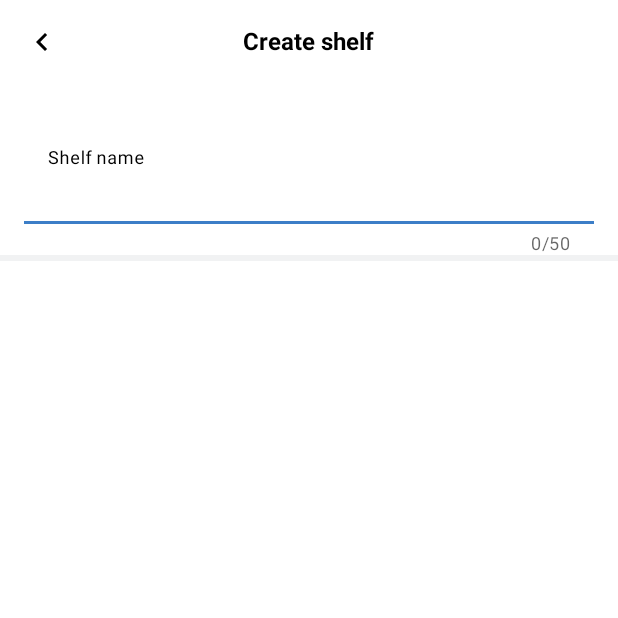
After one commit to ThanHteikAung/the-libary-app, an Android app: the CreateShelvesActivity screen opened directly, with no data from a screen before it, on a phone screen of 412 x 824 dp, the top half of it. The commit adds this screen. Run offline under Robolectric (Android 15) with nearby library versions, the phone set to English and light mode, and no system bars.

Commit message:
add Create Shelves Activity

```diff
--- /dev/null
+++ b/app/src/main/java/com/tha/thelibrary/activities/CreateShelvesActivity.kt
@@ -0,0 +1,65 @@
+package com.tha.thelibrary.activities
+
+import android.content.Context
+import android.content.Intent
+import android.os.Bundle
+import android.util.Log
+import android.view.KeyEvent
+import android.view.inputmethod.EditorInfo
+import android.view.inputmethod.InputMethodManager
+import androidx.appcompat.app.AppCompatActivity
+import androidx.lifecycle.ViewModelProvider
+import com.tha.thelibrary.R
+import com.tha.thelibrary.fragments.YourShelvesFragment
+import com.tha.thelibrary.mvp.presenters.CreateShelvesPresenter
+import com.tha.thelibrary.mvp.presenters.CreateShelvesPresenterImpl
+import com.tha.thelibrary.mvp.views.CreateShelvesView
+import kotlinx.android.synthetic.main.activity_create_shelves.*
+
+class CreateShelvesActivity : AppCompatActivity(), CreateShelvesView {
+
+    private lateinit var mPresenter: CreateShelvesPresenter
+    private lateinit var mYourShelvesFragment: YourShelvesFragment
+
+    companion object {
+        fun newIntent(context: Context): Intent {
+            return Intent(context, CreateShelvesActivity::class.java)
+        }
+    }
+
+    override fun onCreate(savedInstanceState: Bundle?) {
+        super.onCreate(savedInstanceState)
+        setContentView(R.layout.activity_create_shelves)
+        val inputMethodManager =
+            this.getSystemService(Context.INPUT_METHOD_SERVICE) as InputMethodManager
+        inputMethodManager.showSoftInput(edtCreateShelf, InputMethodManager.SHOW_IMPLICIT)
+        setUpPresenter()
+        setUpListener()
+
+    }
+
+    private fun setUpPresenter() {
+        mPresenter = ViewModelProvider(this)[CreateShelvesPresenterImpl::class.java]
+        mPresenter.initView(this)
+    }
+
+    private fun setUpListener() {
+        edtCreateShelf.setOnEditorActionListener { _, actionId, event ->
+            if ((event != null && (event.keyCode == KeyEvent.KEYCODE_ENTER)) || (actionId == EditorInfo.IME_ACTION_DONE)) {
+                Log.i("Check Done", "Enter pressed")
+            }
+            false
+        }
+
+        btnBack.setOnClickListener {
+            mPresenter.onTapBack()
+        }
+
+    }
+
+    override fun showShelvesDataList() {
+        finish()
+    }
+
+
+}
--- /dev/null
+++ b/app/src/main/java/com/tha/thelibrary/mvp/presenters/CreateShelvesPresenter.kt
@@ -0,0 +1,8 @@
+package com.tha.thelibrary.mvp.presenters
+
+import com.tha.thelibrary.mvp.views.CreateShelvesView
+
+interface CreateShelvesPresenter {
+    fun initView(view: CreateShelvesView)
+    fun onTapBack()
+}
--- /dev/null
+++ b/app/src/main/java/com/tha/thelibrary/mvp/presenters/CreateShelvesPresenterImpl.kt
@@ -0,0 +1,15 @@
+package com.tha.thelibrary.mvp.presenters
+
+import androidx.lifecycle.ViewModel
+import com.tha.thelibrary.mvp.views.CreateShelvesView
+
+class CreateShelvesPresenterImpl : ViewModel(), CreateShelvesPresenter {
+    private lateinit var mView: CreateShelvesView
+    override fun initView(view: CreateShelvesView) {
+        mView = view
+    }
+
+    override fun onTapBack() {
+        mView.showShelvesDataList()
+    }
+}
--- /dev/null
+++ b/app/src/main/java/com/tha/thelibrary/mvp/views/CreateShelvesView.kt
@@ -0,0 +1,5 @@
+package com.tha.thelibrary.mvp.views
+
+interface CreateShelvesView {
+    fun showShelvesDataList()
+}
--- /dev/null
+++ b/app/src/main/java/com/tha/thelibrary/mvp/views/ShelvesView.kt
@@ -0,0 +1,6 @@
+package com.tha.thelibrary.mvp.views
+
+interface ShelvesView {
+    fun onShowCreateShelves()
+
+}
--- /dev/null
+++ b/app/src/main/res/color/edit_txt_line_color.xml
@@ -0,0 +1,7 @@
+<?xml version="1.0" encoding="utf-8"?>
+<selector xmlns:android="http://schemas.android.com/apk/res/android">
+    <item android:color="@color/tabIndicatorColor" android:state_focused="true" />
+    <item android:alpha="0.87" android:color="@android:color/black" android:state_hovered="true" />
+    <item android:alpha="0.12" android:color="@android:color/black" android:state_enabled="false" />
+    <item android:alpha="0.38" android:color="@android:color/black" />
+</selector>
--- /dev/null
+++ b/app/src/main/res/drawable/custom_cursor_drawable.xml
@@ -0,0 +1,6 @@
+<?xml version="1.0" encoding="utf-8"?>
+<shape xmlns:android="http://schemas.android.com/apk/res/android"
+    android:shape="rectangle">
+    <size android:width="1dp" />
+    <solid android:color="@android:color/black" />
+</shape>
--- /dev/null
+++ b/app/src/main/res/layout/activity_create_shelves.xml
@@ -0,0 +1,62 @@
+<?xml version="1.0" encoding="utf-8"?>
+<RelativeLayout xmlns:android="http://schemas.android.com/apk/res/android"
+    xmlns:app="http://schemas.android.com/apk/res-auto"
+    xmlns:tools="http://schemas.android.com/tools"
+    android:layout_width="match_parent"
+    android:layout_height="match_parent"
+    tools:context=".activities.CreateShelvesActivity">
+
+    <androidx.appcompat.widget.AppCompatImageView
+        android:id="@+id/btnBack"
+        android:layout_width="wrap_content"
+        android:layout_height="wrap_content"
+        android:layout_marginStart="@dimen/margin_medium_2"
+        android:layout_marginTop="@dimen/margin_medium_2"
+        android:src="@drawable/ic_baseline_keyboard_arrow_left_black_24dp" />
+
+    <androidx.appcompat.widget.AppCompatTextView
+        android:layout_width="wrap_content"
+        android:layout_height="wrap_content"
+        android:layout_centerHorizontal="true"
+        android:layout_marginTop="@dimen/margin_medium_2"
+        android:text="@string/txt_create_shelf"
+        android:textColor="@android:color/black"
+        android:textStyle="bold"
+        android:textSize="@dimen/text_regular_2x" />
+
+    <com.google.android.material.textfield.TextInputLayout
+        android:id="@+id/textInputLayout"
+        android:layout_width="match_parent"
+        android:layout_height="wrap_content"
+        android:layout_below="@id/btnBack"
+        android:layout_marginStart="@dimen/margin_medium_2"
+        android:layout_marginTop="@dimen/margin_xxlarge"
+        android:layout_marginEnd="@dimen/margin_medium_2"
+        android:baselineAlignedChildIndex="@integer/material_motion_duration_long_1"
+        android:hint="@string/txt_shelf_name"
+        app:boxBackgroundColor="@null"
+        app:boxStrokeColor="@color/edit_txt_line_color"
+        app:counterEnabled="true"
+        app:counterMaxLength="50"
+        app:hintTextColor="@android:color/black">
+
+        <EditText
+            android:id="@+id/edtCreateShelf"
+            android:layout_width="match_parent"
+            android:layout_height="wrap_content"
+            android:cursorVisible="true"
+            android:imeOptions="actionDone"
+            android:maxLength="50"
+            android:singleLine="true"
+            android:textCursorDrawable="@drawable/custom_cursor_drawable"
+            android:textSize="@dimen/text_regular_3x" />
+    </com.google.android.material.textfield.TextInputLayout>
+
+
+    <View
+        android:layout_width="match_parent"
+        android:layout_height="@dimen/margin_small"
+        android:layout_below="@id/textInputLayout"
+        android:background="@color/straightLineColor" />
+
+</RelativeLayout>
--- a/app/src/main/res/values/colors.xml
+++ b/app/src/main/res/values/colors.xml
@@ -10,4 +10,6 @@
     <color name="blackTransparent">#A1000000</color>
     <color name="colorSecondaryTransparency">#4D33354E</color>
     <color name="shelvesColor">#007AC9</color>
+    <color name="tabIndicatorColor">#3C7EC7</color>
+    <color name="straightLineColor">#F1F2F3</color>
 </resources>
--- a/app/src/main/res/values/strings.xml
+++ b/app/src/main/res/values/strings.xml
@@ -20,5 +20,7 @@
     <string name="txt_list_author_name">Julie Zhuo</string>
     <string name="txt_create_new">Create new</string>
     <string name="text_no_shelves">Create shelves to match the way you think</string>
+    <string name="txt_create_shelf">Create shelf</string>
+    <string name="txt_shelf_name">Shelf name</string>
 
 </resources>
```
Also changed, not shown: app/src/main/AndroidManifest.xml (+8 -0 lines), app/src/main/java/com/tha/thelibrary/fragments/NoDataShelvesFragment.kt (added, +20 -0 lines), app/src/main/java/com/tha/thelibrary/fragments/ShelvesDataFragment.kt (added, +20 -0 lines), app/src/main/java/com/tha/thelibrary/fragments/YourShelvesFragment.kt (+39 -2 lines), app/src/main/java/com/tha/thelibrary/mvp/presenters/ShelvesPresenter.kt (added, +8 -0 lines), app/src/main/java/com/tha/thelibrary/mvp/presenters/ShelvesPresenterImpl.kt (added, +16 -0 lines), app/src/main/res/layout/fragment_no_data_shelves.xml (added, +36 -0 lines), app/src/main/res/layout/fragment_shelves_data.xml (added, +14 -0 lines), app/src/main/res/layout/fragment_your_shelves.xml (+5 -27 lines).
